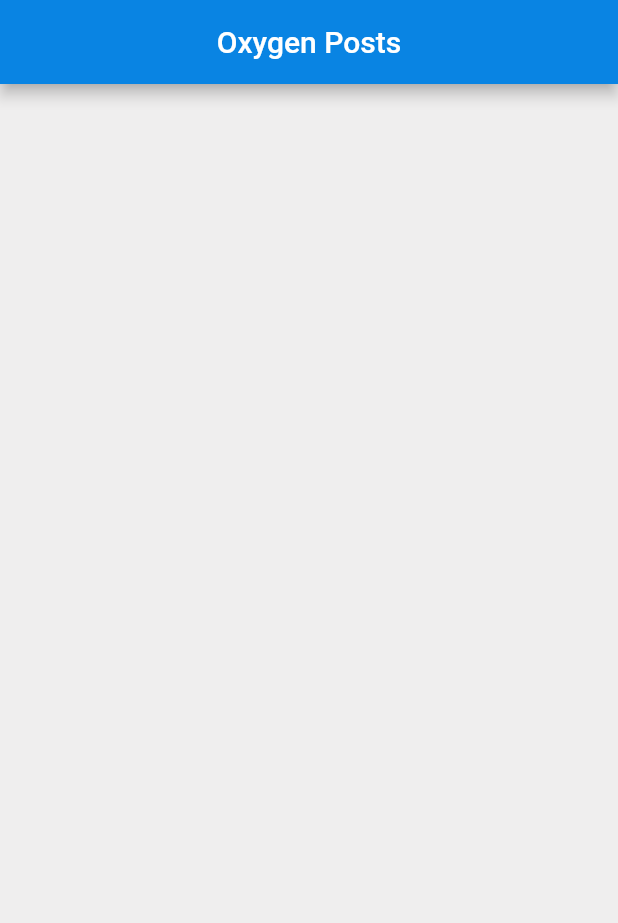
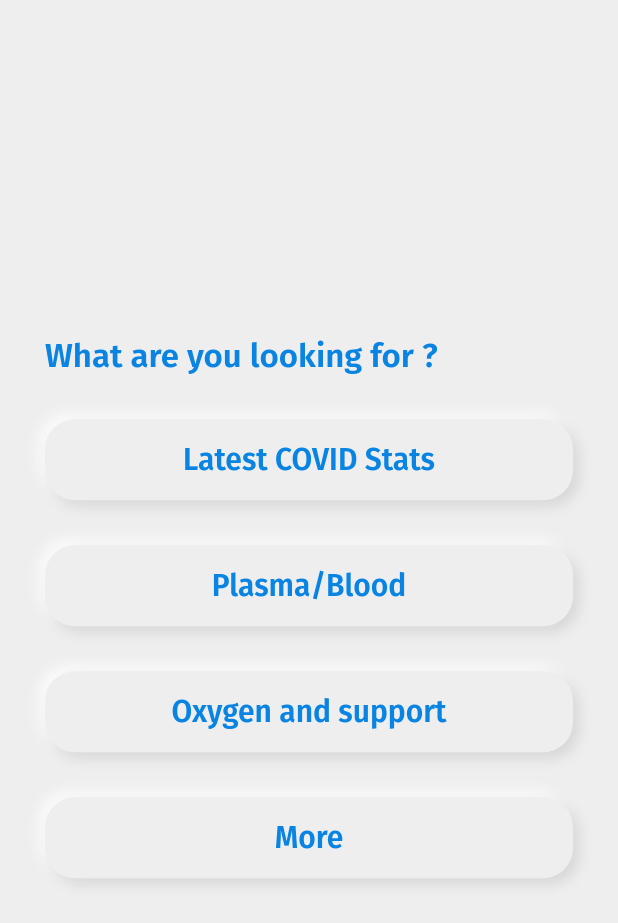
Before and after one commit to niloysikdar/Plaso-Connect, a Flutter app: the screen it shows after launch, on a phone screen of 412 x 824 dp. Shown: the top 923 px of the screen. Run offline on Flutter 3.47's test engine with Material 2 defaults, Android fonts, the phone set to English and light mode, and no system bars; our stand-ins replace cloud_firestore, firebase_core, flutter_svg, google_fonts, percent_indicator; accounts and stored records are empty.

Commit message:
Added HomeScreen

```diff
--- a/lib/main.dart
+++ b/lib/main.dart
@@ -3,7 +3,7 @@ import 'package:flutter/material.dart';
 import 'package:flutter/services.dart';
 import 'package:google_fonts/google_fonts.dart';
 import 'package:plaso_connect/constants/colors.dart';
-import 'package:plaso_connect/screens/showOxygenposts.dart';
+import 'package:plaso_connect/screens/homescreen.dart';
 
 Future<void> main() async {
   WidgetsFlutterBinding.ensureInitialized();
@@ -30,7 +30,7 @@ class MyApp extends StatelessWidget {
         primaryColor: kelectronBlue,
         iconTheme: IconThemeData(color: kelectronBlue),
       ),
-      home: ShowOxygenPosts(),
+      home: HomeScreen(),
     );
   }
 }
--- /dev/null
+++ b/lib/screens/homescreen.dart
@@ -0,0 +1,92 @@
+import 'package:flutter/material.dart';
+import 'package:plaso_connect/constants/colors.dart';
+import 'package:plaso_connect/screens/statdashboard.dart';
+import 'package:plaso_connect/widgets/boxdecoration.dart';
+
+class HomeScreen extends StatelessWidget {
+  @override
+  Widget build(BuildContext context) {
+    return SafeArea(
+      child: Scaffold(
+        body: Column(
+          mainAxisAlignment: MainAxisAlignment.center,
+          crossAxisAlignment: CrossAxisAlignment.start,
+          children: [
+            Padding(
+              padding: const EdgeInsets.only(left: 30, bottom: 15),
+              child: Text(
+                "What are you looking for ?",
+                style: TextStyle(
+                  color: kelectronBlue,
+                  fontSize: 22,
+                  fontWeight: FontWeight.w600,
+                ),
+              ),
+            ),
+            homeButton(
+              text: "Latest COVID Stats",
+              onTap: () {
+                Navigator.push(
+                  context,
+                  MaterialPageRoute(builder: (context) {
+                    return TotalStatsDashboard();
+                  }),
+                );
+              },
+            ),
+            homeButton(
+              text: "Plasma/Blood",
+              onTap: () {
+                Navigator.push(
+                  context,
+                  MaterialPageRoute(builder: (context) {
+                    return TotalStatsDashboard();
+                  }),
+                );
+              },
+            ),
+            homeButton(
+              text: "Oxygen and support",
+              onTap: () {
+                Navigator.push(
+                  context,
+                  MaterialPageRoute(builder: (context) {
+                    return TotalStatsDashboard();
+                  }),
+                );
+              },
+            ),
+            homeButton(
+              text: "More",
+              onTap: () {},
+            ),
+          ],
+        ),
+      ),
+    );
+  }
+
+  Widget homeButton({
+    required String text,
+    required Function onTap,
+  }) {
+    return GestureDetector(
+      onTap: onTap as void Function()?,
+      child: Container(
+        margin: EdgeInsets.symmetric(horizontal: 30, vertical: 15),
+        padding: EdgeInsets.all(15),
+        decoration: newboxDecoration(),
+        child: Center(
+          child: Text(
+            text,
+            style: TextStyle(
+              color: kelectronBlue,
+              fontSize: 20,
+              fontWeight: FontWeight.w600,
+            ),
+          ),
+        ),
+      ),
+    );
+  }
+}
```
